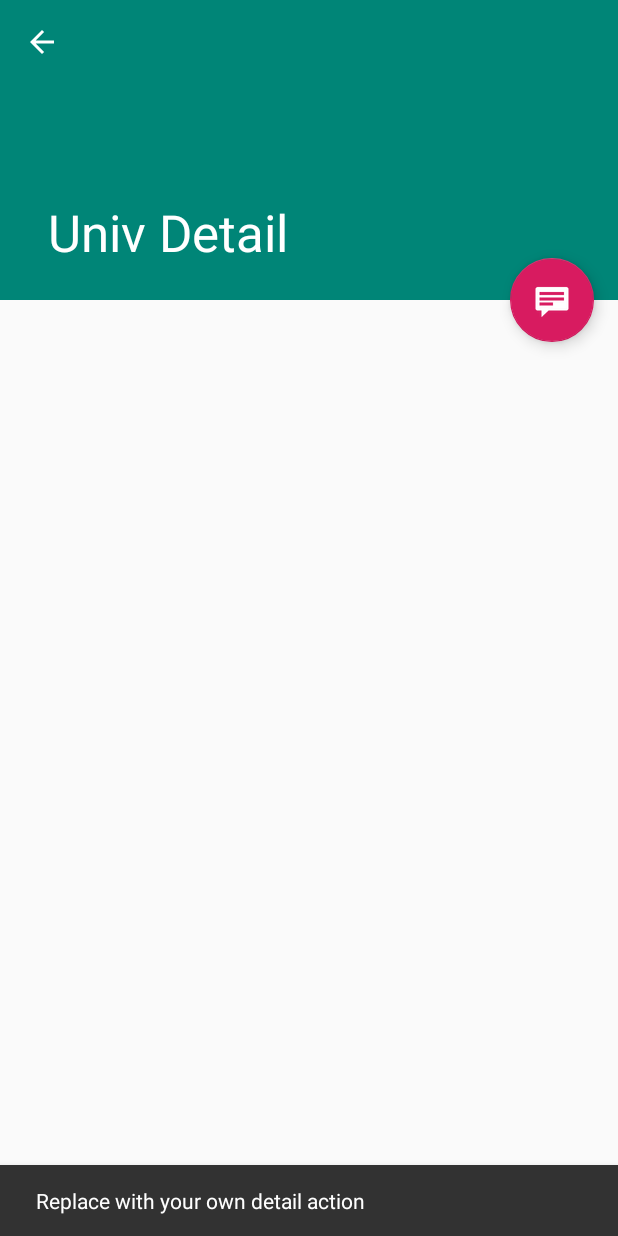
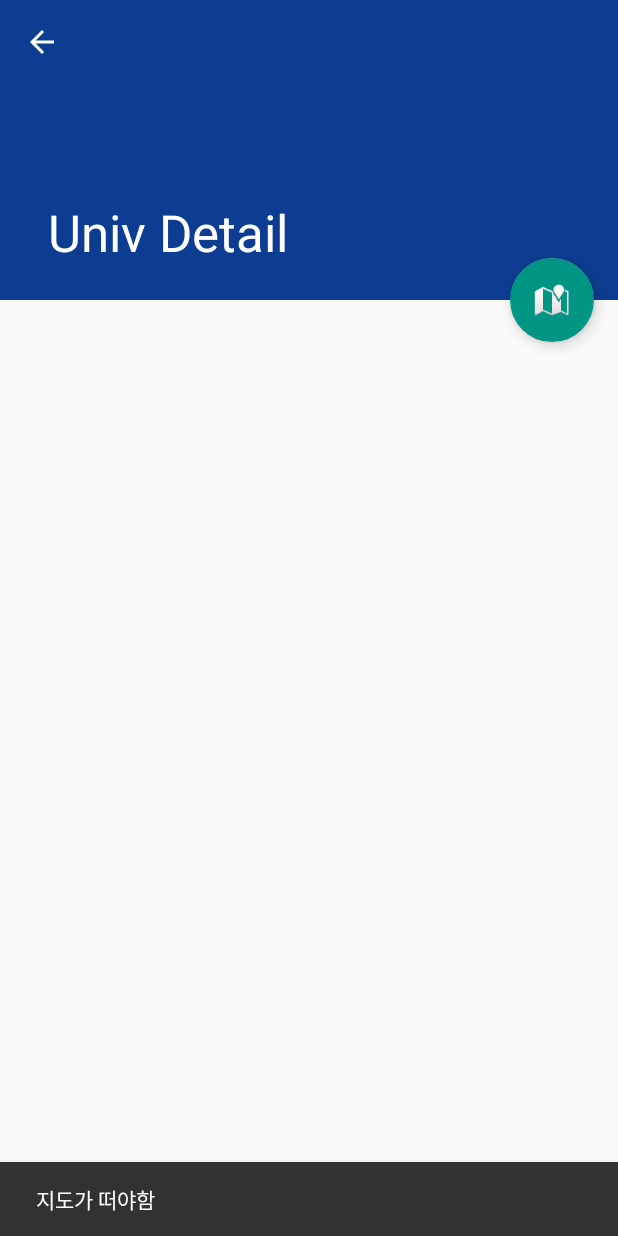
Before and after one commit to kjuhyo/ChosunThere_it, an Android app: the UnivDetailActivity screen opened directly, with no data from a screen before it, after a tap on an icon or button, on a phone screen of 412 x 824 dp. Run offline under Robolectric (Android 15) with nearby library versions, the phone set to English and light mode, and no system bars; 1 statement that could not run was skipped.

Commit message:
대학건물 Univ List 관련 Activity 디자인 수정

```diff
--- a/app/build.gradle
+++ b/app/build.gradle
@@ -30,4 +30,5 @@ dependencies {
     androidTestImplementation 'androidx.test.espresso:espresso-core:3.1.1'
     implementation 'androidx.cardview:cardview:1.0.0'
     implementation 'com.google.android.material:material:1.0.0'
+    implementation 'com.google.android.gms:play-services-maps:17.0.0'
 }
--- a/app/src/main/AndroidManifest.xml
+++ b/app/src/main/AndroidManifest.xml
@@ -9,11 +9,11 @@
         android:label="조선대여기it"
         android:roundIcon="@mipmap/ic_launcher_round"
         android:supportsRtl="true"
-        android:theme="@style/AppTheme">
+        android:theme="@style/AppTheme.NoActionBar">
         <activity android:name=".ProfActivity" android:theme="@style/MenuBgThem"></activity>
         <activity
             android:name=".UnivListActivity"
-            android:label="@string/title_univ_list"
+            android:label="대학건물"
             android:theme="@style/AppTheme.NoActionBar">
         </activity>
         <activity
--- a/app/src/main/java/com/example/chousnthere_it/UnivDetailActivity.java
+++ b/app/src/main/java/com/example/chousnthere_it/UnivDetailActivity.java
@@ -34,7 +34,7 @@ public class UnivDetailActivity extends AppCompatActivity {
         fab.setOnClickListener(new View.OnClickListener() {
             @Override
             public void onClick(View view) {
-                Snackbar.make(view, "Replace with your own detail action", Snackbar.LENGTH_LONG)
+                Snackbar.make(view, "지도가 떠야함", Snackbar.LENGTH_LONG)
                         .setAction("Action", null).show();
             }
         });
--- a/app/src/main/java/com/example/chousnthere_it/UnivListActivity.java
+++ b/app/src/main/java/com/example/chousnthere_it/UnivListActivity.java
@@ -46,6 +46,8 @@ public class UnivListActivity extends AppCompatActivity {
         setSupportActionBar(toolbar);
         toolbar.setTitle(getTitle());
 
+        //email 보내는 버튼
+        /*
         FloatingActionButton fab = (FloatingActionButton) findViewById(R.id.fab);
         fab.setOnClickListener(new View.OnClickListener() {
             @Override
@@ -54,6 +56,7 @@ public class UnivListActivity extends AppCompatActivity {
                         .setAction("Action", null).show();
             }
         });
+         */
 
         if (findViewById(R.id.univ_detail_container) != null) {
             // The detail container view will be present only in the
--- a/app/src/main/res/layout/activity_univ_detail.xml
+++ b/app/src/main/res/layout/activity_univ_detail.xml
@@ -13,14 +13,16 @@
         android:layout_width="match_parent"
         android:layout_height="@dimen/app_bar_height"
         android:fitsSystemWindows="true"
-        android:theme="@style/ThemeOverlay.AppCompat.Dark.ActionBar">
+        android:theme="@style/ThemeOverlay.AppCompat.Dark.ActionBar"
+        android:background="#0d3d92">
 
         <com.google.android.material.appbar.CollapsingToolbarLayout
             android:id="@+id/toolbar_layout"
             android:layout_width="match_parent"
             android:layout_height="match_parent"
+            android:background="#0d3d92"
             android:fitsSystemWindows="true"
-            app:contentScrim="?attr/colorPrimary"
+            app:contentScrim="@color/colormainblue"
             app:layout_scrollFlags="scroll|exitUntilCollapsed"
             app:toolbarId="@+id/toolbar">
 
@@ -47,8 +49,9 @@
         android:layout_height="wrap_content"
         android:layout_gravity="center_vertical|start"
         android:layout_margin="@dimen/fab_margin"
+        app:backgroundTint="#019683"
         app:layout_anchor="@+id/univ_detail_container"
         app:layout_anchorGravity="top|end"
-        app:srcCompat="@android:drawable/stat_notify_chat" />
+        app:srcCompat="@android:drawable/ic_dialog_map" />
 
 </androidx.coordinatorlayout.widget.CoordinatorLayout>
--- a/app/src/main/res/values/colors.xml
+++ b/app/src/main/res/values/colors.xml
@@ -3,4 +3,5 @@
     <color name="colorPrimary">#008577</color>
     <color name="colorPrimaryDark">#00574B</color>
     <color name="colorAccent">#D81B60</color>
+    <color name="colormainblue">#0D3D92</color>
 </resources>
```
Also changed, not shown: app/src/main/res/layout/activity_univ_list.xml (+7 -3 lines), app/src/main/res/drawable-v24/main.png.
